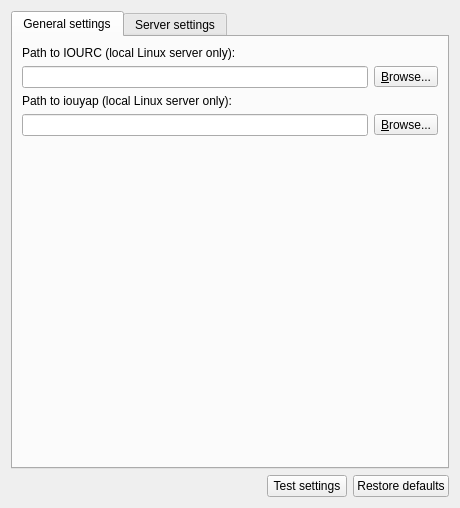
Above: gns3/modules/iou/ui/iou_preferences_page.ui from GNS3/gns3-gui before the change. Below: the same form after it.
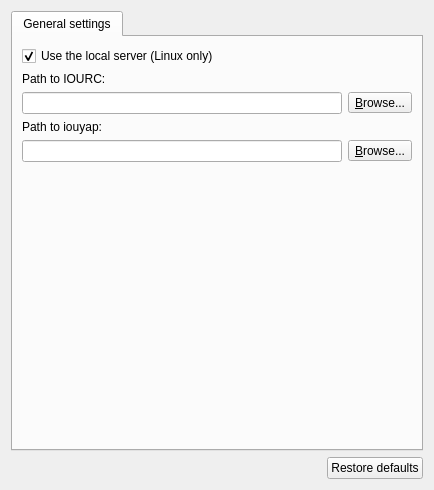
That is the form after the change.

Commit message: Remove remote servers list from module preferences + some other preferences re-factoring.

The edit to the form file:
```diff
--- a/gns3/modules/iou/ui/iou_preferences_page.ui
+++ b/gns3/modules/iou/ui/iou_preferences_page.ui
@@ -6,8 +6,8 @@
    <rect>
     <x>0</x>
     <y>0</y>
-    <width>460</width>
-    <height>508</height>
+    <width>430</width>
+    <height>490</height>
    </rect>
   </property>
   <property name="windowTitle">
@@ -23,11 +23,35 @@
       <attribute name="title">
        <string>General settings</string>
       </attribute>
-      <layout class="QGridLayout" name="gridLayout">
-       <item row="3" column="0" colspan="2">
+      <layout class="QVBoxLayout" name="verticalLayout">
+       <item>
+        <widget class="QCheckBox" name="uiUseLocalServercheckBox">
+         <property name="text">
+          <string>Use the local server (Linux only)</string>
+         </property>
+         <property name="checked">
+          <bool>true</bool>
+         </property>
+        </widget>
+       </item>
+       <item>
+        <widget class="QLabel" name="uiIOURCPathLabel">
+         <property name="text">
+          <string>Path to IOURC:</string>
+         </property>
+        </widget>
+       </item>
+       <item>
         <layout class="QHBoxLayout" name="horizontalLayout_5">
          <item>
-          <widget class="QLineEdit" name="uiIOURCPathLineEdit"/>
+          <widget class="QLineEdit" name="uiIOURCPathLineEdit">
+           <property name="sizePolicy">
+            <sizepolicy hsizetype="MinimumExpanding" vsizetype="Fixed">
+             <horstretch>0</horstretch>
+             <verstretch>0</verstretch>
+            </sizepolicy>
+           </property>
+          </widget>
          </item>
          <item>
           <widget class="QToolButton" name="uiIOURCPathToolButton">
@@ -41,21 +65,38 @@
          </item>
         </layout>
        </item>
-       <item row="4" column="0">
+       <item>
         <widget class="QLabel" name="uiIouyapPathLabel">
          <property name="text">
-          <string>Path to iouyap (local Linux server only):</string>
+          <string>Path to iouyap:</string>
          </property>
         </widget>
        </item>
-       <item row="2" column="0">
-        <widget class="QLabel" name="uiIOURCPathLabel">
-         <property name="text">
-          <string>Path to IOURC (local Linux server only):</string>
-         </property>
-        </widget>
+       <item>
+        <layout class="QHBoxLayout" name="horizontalLayout_6">
+         <item>
+          <widget class="QLineEdit" name="uiIouyapPathLineEdit">
+           <property name="sizePolicy">
+            <sizepolicy hsizetype="MinimumExpanding" vsizetype="Fixed">
+             <horstretch>0</horstretch>
+             <verstretch>0</verstretch>
+            </sizepolicy>
+           </property>
+          </widget>
+         </item>
+         <item>
+          <widget class="QToolButton" name="uiIouyapPathToolButton">
+           <property name="text">
+            <string>&amp;Browse...</string>
+           </property>
+           <property name="toolButtonStyle">
+            <enum>Qt::ToolButtonTextOnly</enum>
+           </property>
+          </widget>
+         </item>
+        </layout>
        </item>
-       <item row="7" column="0" colspan="2">
+       <item>
         <spacer name="spacer">
          <property name="orientation">
           <enum>Qt::Vertical</enum>
@@ -68,69 +109,6 @@
          </property>
         </spacer>
        </item>
-       <item row="5" column="0" colspan="2">
-        <layout class="QHBoxLayout" name="horizontalLayout_6">
-         <item>
-          <widget class="QLineEdit" name="uiIouyapPathLineEdit"/>
-         </item>
-         <item>
-          <widget class="QToolButton" name="uiIouyapPathToolButton">
-           <property name="text">
-            <string>&amp;Browse...</string>
-           </property>
-           <property name="toolButtonStyle">
-            <enum>Qt::ToolButtonTextOnly</enum>
-           </property>
-          </widget>
-         </item>
-        </layout>
-       </item>
-      </layout>
-     </widget>
-     <widget class="QWidget" name="uiServerSettingsTabWidget">
-      <attribute name="title">
-       <string>Server settings</string>
-      </attribute>
-      <layout class="QGridLayout" name="gridLayout_2">
-       <item row="0" column="0">
-        <widget class="QCheckBox" name="uiUseLocalServercheckBox">
-         <property name="text">
-          <string>Always use the local server (Linux only)</string>
-         </property>
-         <property name="checked">
-          <bool>true</bool>
-         </property>
-        </widget>
-       </item>
-       <item row="1" column="0">
-        <widget class="QGroupBox" name="uiRemoteServersGroupBox">
-         <property name="title">
-          <string>Remote servers</string>
-         </property>
-         <layout class="QHBoxLayout" name="horizontalLayout_3">
-          <item>
-           <widget class="QTreeWidget" name="uiRemoteServersTreeWidget">
-            <property name="enabled">
-             <bool>false</bool>
-            </property>
-            <property name="selectionMode">
-             <enum>QAbstractItemView::NoSelection</enum>
-            </property>
-            <column>
-             <property name="text">
-              <string>Host</string>
-             </property>
-            </column>
-            <column>
-             <property name="text">
-              <string>Port</string>
-             </property>
-            </column>
-           </widget>
-          </item>
-         </layout>
-        </widget>
-       </item>
       </layout>
      </widget>
     </widget>
@@ -150,13 +128,6 @@
        </property>
       </spacer>
      </item>
-     <item>
-      <widget class="QPushButton" name="uiTestSettingsPushButton">
-       <property name="text">
-        <string>Test settings</string>
-       </property>
-      </widget>
-     </item>
      <item>
       <widget class="QPushButton" name="uiRestoreDefaultsPushButton">
        <property name="text">
```
The commit also changes 28 other files.
